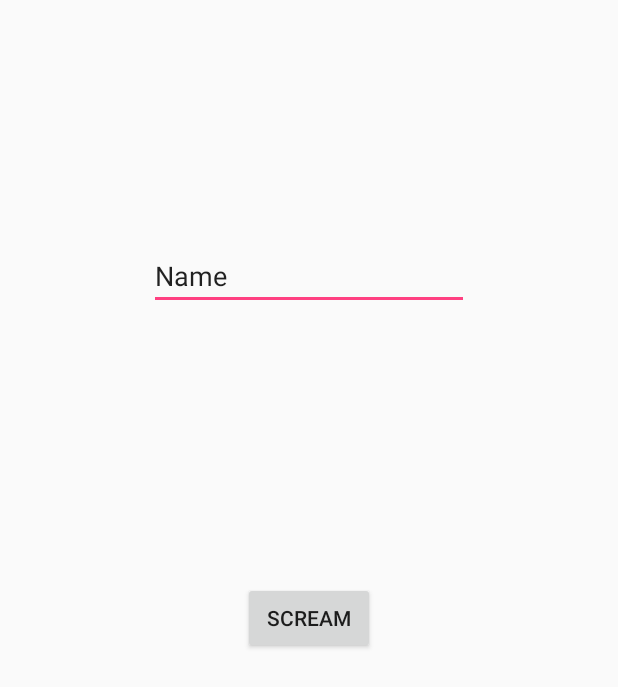
After one commit to lukteperq/screamLouder, an Android app: the layout activity_start.xml on its own in the app's theme, with its tools: preview values and no code run, on a phone screen of 412 x 824 dp. The commit adds this screen. Shown: the top 687 px of the screen. Run offline under Robolectric (Android 15) with nearby library versions, the phone set to English and light mode, and no system bars.

Commit message:
landing page
asd

```diff
--- a/app/src/main/AndroidManifest.xml
+++ b/app/src/main/AndroidManifest.xml
@@ -1,6 +1,7 @@
 <?xml version="1.0" encoding="utf-8"?>
 <manifest xmlns:android="http://schemas.android.com/apk/res/android"
     package="com.screamlouder.screamlouder">
+
     <uses-permission android:name="android.permission.RECORD_AUDIO" />
     <uses-permission android:name="android.permission.WRITE_EXTERNAL_STORAGE" />
 
@@ -11,7 +12,7 @@
         android:supportsRtl="true"
         android:theme="@style/AppTheme">
         <activity
-            android:name=".MainActivity"
+            android:name=".startActivity"
             android:label="@string/app_name"
             android:theme="@style/AppTheme.NoActionBar">
             <intent-filter>
@@ -20,6 +21,7 @@
                 <category android:name="android.intent.category.LAUNCHER" />
             </intent-filter>
         </activity>
+        <activity android:name=".MainActivity"></activity>
     </application>
 
 </manifest>
--- a/app/src/main/java/com/screamlouder/screamlouder/MainActivity.java
+++ b/app/src/main/java/com/screamlouder/screamlouder/MainActivity.java
@@ -1,5 +1,6 @@
 package com.screamlouder.screamlouder;
 
+import android.content.Intent;
 import android.media.AudioFormat;
 import android.media.AudioRecord;
 import android.media.MediaRecorder;
@@ -90,6 +91,9 @@ public class MainActivity extends AppCompatActivity {
                 AudioFormat.ENCODING_PCM_16BIT);
         //CHANNEL_CONFIGURAATION_MONO Depracated
         handler = new Handler(); // write in onCreate function
+
+        Intent i = getIntent();
+        Log.i("nameInfo", (i.getStringExtra("nameInfo")));
 
         //below piece of code is written in function of class that extends from AsyncTask
 
--- /dev/null
+++ b/app/src/main/res/layout/activity_start.xml
@@ -0,0 +1,40 @@
+<?xml version="1.0" encoding="utf-8"?>
+<RelativeLayout xmlns:android="http://schemas.android.com/apk/res/android"
+    xmlns:tools="http://schemas.android.com/tools"
+    android:id="@+id/activity_start"
+    android:layout_width="match_parent"
+    android:layout_height="match_parent"
+    android:paddingBottom="@dimen/activity_vertical_margin"
+    android:paddingLeft="@dimen/activity_horizontal_margin"
+    android:paddingRight="@dimen/activity_horizontal_margin"
+    android:paddingTop="@dimen/activity_vertical_margin"
+    tools:context="com.screamlouder.screamlouder.startActivity">
+
+    <RelativeLayout
+        android:layout_width="match_parent"
+        android:layout_height="match_parent"
+        android:layout_alignParentTop="true"
+        android:layout_alignParentStart="true">
+
+        <EditText
+            android:layout_width="wrap_content"
+            android:layout_height="wrap_content"
+            android:inputType="textPersonName"
+            android:text="Name"
+            android:ems="10"
+            android:layout_alignParentTop="true"
+            android:layout_centerHorizontal="true"
+            android:layout_marginTop="145dp"
+            android:id="@+id/nameInput"
+             />
+
+        <Button
+            android:text="SCREAM"
+            android:layout_width="wrap_content"
+            android:layout_height="wrap_content"
+            android:layout_centerVertical="true"
+            android:layout_centerHorizontal="true"
+            android:id="@+id/buttonInput"
+            android:onClick="changeView" />
+    </RelativeLayout>
+</RelativeLayout>
```
Also changed, not shown: app/src/main/java/com/screamlouder/screamlouder/startActivity.java (added, +30 -0 lines).
